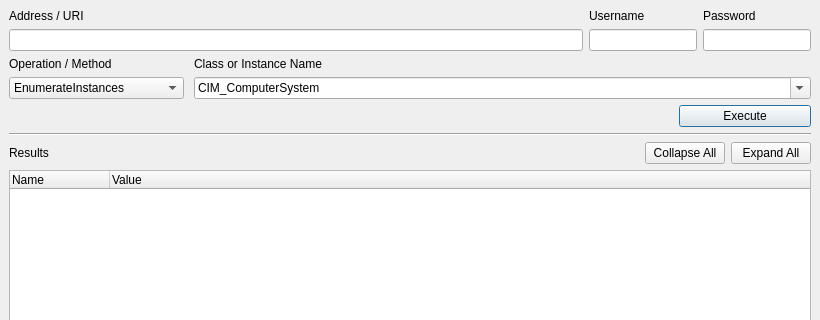
Qt form gui_qt_mainwindow.ui (deejross/python3-wbem) before a commit; both pictures show x 0 to 820 and y 0 to 320 of the 820 by 614 pixel window.
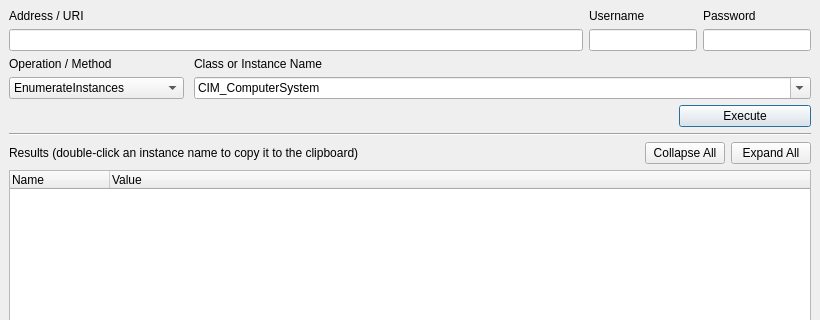
The same form after that commit.

Commit message: Add double-click to copy instance name to clipboard functionality

The edit to the form file:
```diff
--- a/gui_qt_mainwindow.ui
+++ b/gui_qt_mainwindow.ui
@@ -194,7 +194,7 @@
           <item>
            <widget class="QLabel" name="label_6">
             <property name="text">
-             <string>Results</string>
+             <string>Results (double-click an instance name to copy it to the clipboard)</string>
             </property>
            </widget>
           </item>
```
The commit also changes 3 other files.
